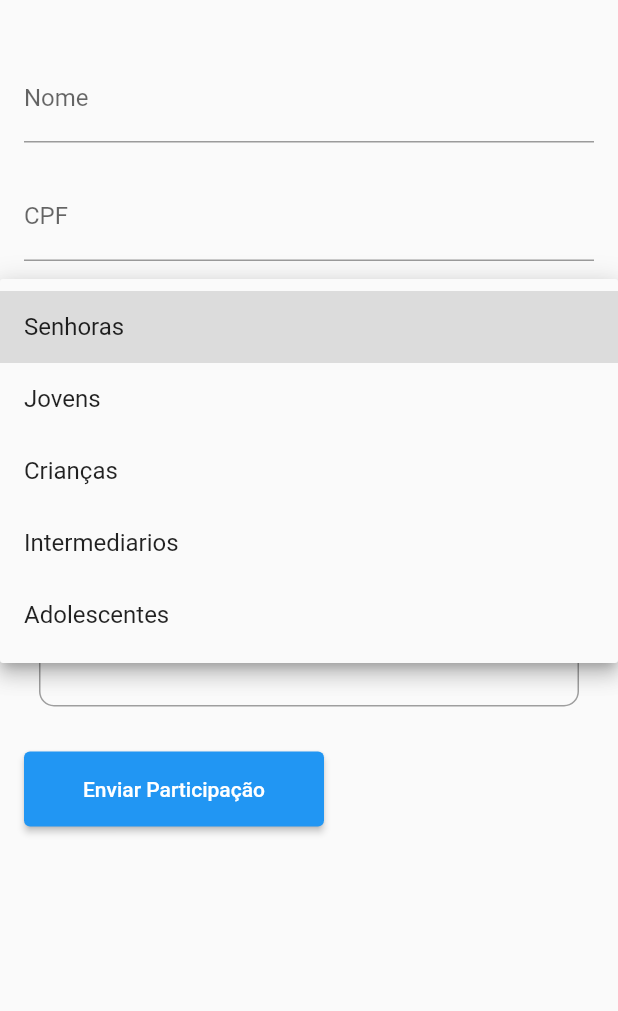
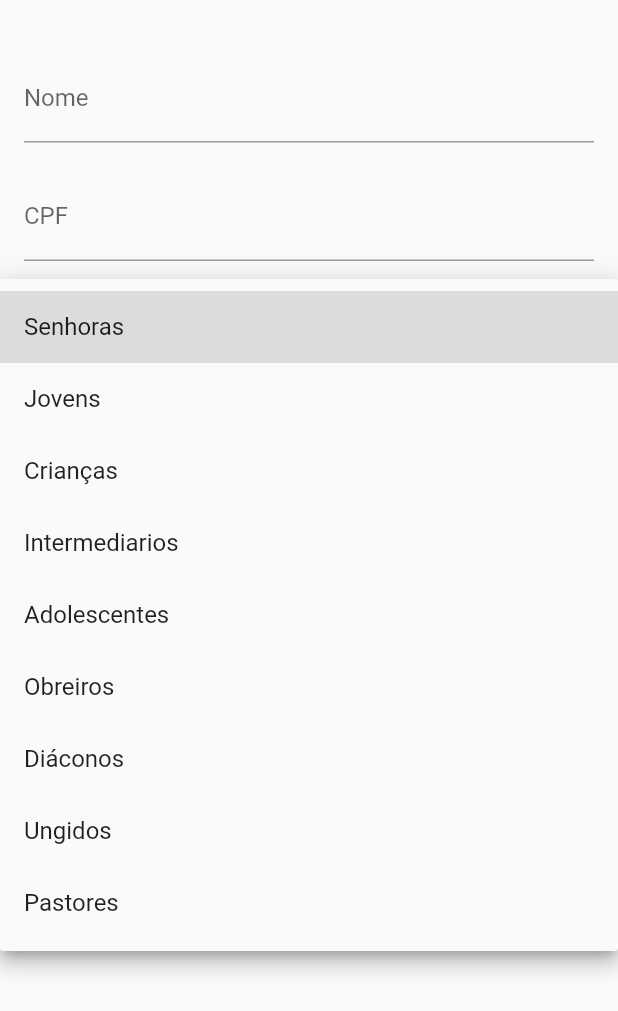
Before and after one commit to Israel-Silvestre/ebd_app, a Flutter app: the Texto screen opened directly, after a tap on "Classe", on a phone screen of 412 x 824 dp. Shown: the top 1011 px of the screen. Run offline on Flutter 3.47's test engine with Material 2 defaults, Android fonts, the phone set to English and light mode, and no system bars; our stand-ins replace googleapis_auth, image_picker; missing offline and left inert: animated_check, googleapis; key blocks and very long unbroken strings in the code were emptied for the run.

Commit message:
Update part_texto.dart
implementação de novas classes da igreja

```diff
--- a/lib/Fragments/part_texto.dart
+++ b/lib/Fragments/part_texto.dart
@@ -15,6 +15,10 @@ class _TextoState extends State<Texto> {
     'Crianças',
     'Intermediarios',
     'Adolescentes',
+    'Obreiros',
+    'Diáconos',
+    'Ungidos',
+    'Pastores',
   ];
 
   final List<String> igrejas = [
```
